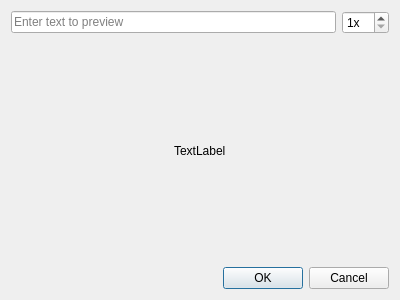
The window that controls/dialogfontpreview.ui (riuson/lcd-image-converter) describes before a commit, drawn with Qt 5.
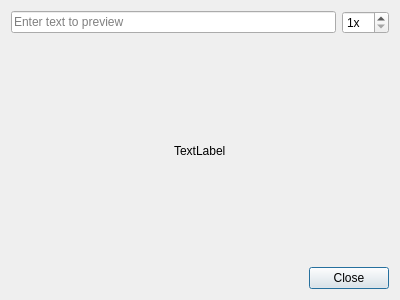
The same window after the commit.

Commit message: Changed buttons in font preview dialog

The edit to the form file:
```diff
--- a/controls/dialogfontpreview.ui
+++ b/controls/dialogfontpreview.ui
@@ -111,7 +111,7 @@
       <enum>Qt::Horizontal</enum>
      </property>
      <property name="standardButtons">
-      <set>QDialogButtonBox::Cancel|QDialogButtonBox::Ok</set>
+      <set>QDialogButtonBox::Close</set>
      </property>
     </widget>
    </item>
```
